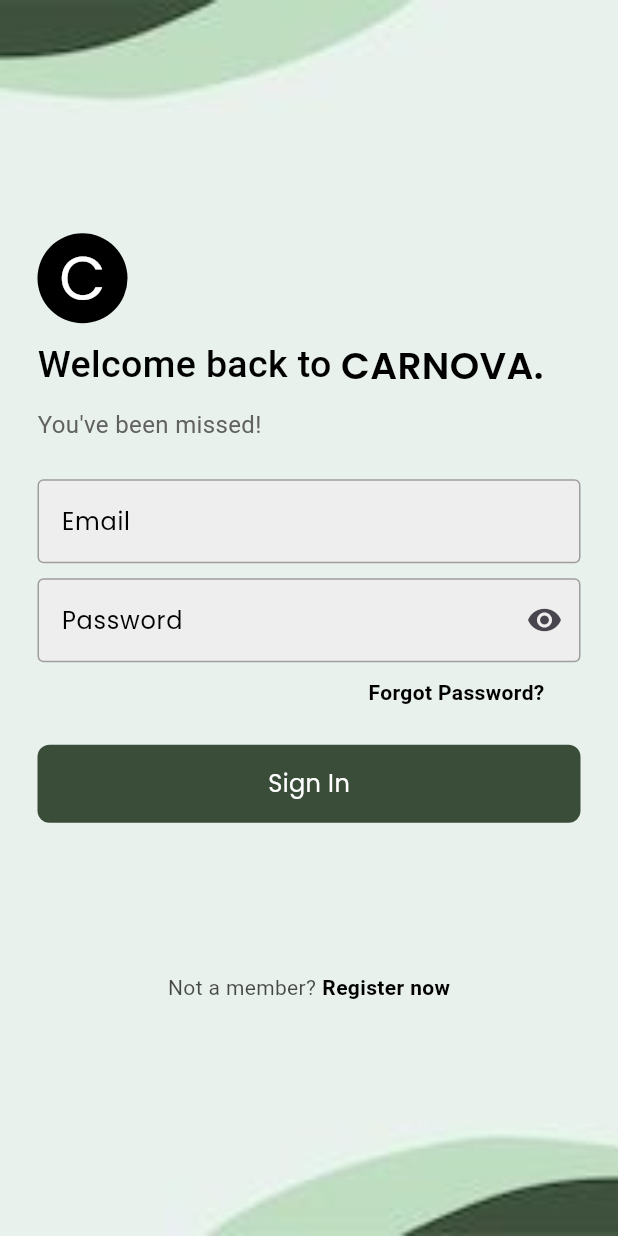
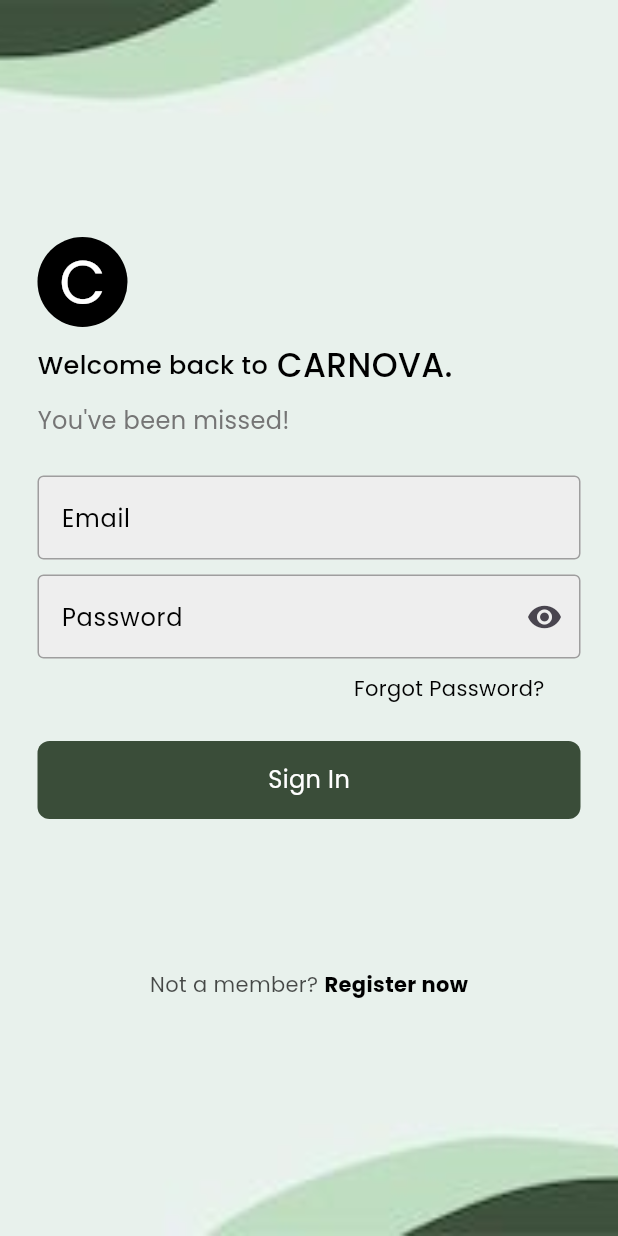
Before and after one commit to yaseeeeeeeeeeen/carnova_user, a Flutter app: the screen it shows after launch, on a phone screen of 412 x 824 dp. Run offline on Flutter 3.47's test engine with Material 3 defaults, Android fonts, the phone set to English and light mode, and no system bars; our stand-ins replace animated_custom_dropdown, bloc, cached_network_image, carousel_slider, contained_tab_bar_view, either_dart and 15 more; missing offline and left inert: dart:ffi, flutter_phone_direct_caller, maps_launcher, razorpay_flutter; accounts and stored records are empty.

```diff
--- a/lib/resources/api_urls/api_urls.dart
+++ b/lib/resources/api_urls/api_urls.dart
@@ -1,5 +1,6 @@
 class ApiUrls {
-  static const String baseUrl = "https://carnova.onrender.com";
+//  https://carnova.onrender.com
+  static const String baseUrl = "http://192.168.28.133:3000";
   static const String userUrl = "$baseUrl/user";
   static const String loginUrl = "$userUrl/login";
   static const String userdata = "$userUrl/getuser";
--- a/lib/resources/components/profie_screen/profile_screen_listtile.dart
+++ b/lib/resources/components/profie_screen/profile_screen_listtile.dart
@@ -4,7 +4,7 @@ import 'package:flutter/material.dart';
 // ignore: must_be_immutable
 class ProfileScreenListtile extends StatelessWidget {
   ProfileScreenListtile(
-      {super.key, required this.text, required this.isLogout,this.ontap});
+      {super.key, required this.text, required this.isLogout, required this.ontap});
   final String text;
   bool isLogout = false;
   void Function()? ontap;
--- a/lib/resources/constant/text_styles.dart
+++ b/lib/resources/constant/text_styles.dart
@@ -50,6 +50,11 @@ TextStyle tabcardtext1 = TextStyle(
     fontWeight: FontWeight.w500,
     fontFamily: "Poppins");
 
+TextStyle appName = TextStyle(
+    color: black,
+    fontSize: 22,
+    fontWeight: FontWeight.w500,
+    fontFamily: "Poppins");
 /////profie texts-----------
 ///
 TextStyle mailstyle = TextStyle(
@@ -104,15 +109,15 @@ TextStyle style1 = const TextStyle(
   fontWeight: FontWeight.w400,
 );
 
-TextStyle style5 = const TextStyle(
+TextStyle style5 =  TextStyle(
   fontFamily: "Poppins",
-  color: Colors.black,
+  color: black,
   fontSize: 16,
-  fontWeight: FontWeight.w600,
+  fontWeight: FontWeight.w500,
 );
-TextStyle style6 = const TextStyle(
+TextStyle style6 =  TextStyle(
   fontFamily: "Poppins",
-  color: Colors.black,
+  color: black,
   fontSize: 14,
   fontWeight: FontWeight.w500,
 );
@@ -138,8 +143,8 @@ TextStyle navbartitle = const TextStyle(
   fontSize: 15,
 );
 
-TextStyle changePasswordFont = const TextStyle(
-  color: Colors.black,
+TextStyle changePasswordFont =  TextStyle(
+  color: black,
   fontSize: 15,
   fontFamily: "Poppins",
 );
@@ -151,9 +156,15 @@ TextStyle paymentFailedTilteStyle = TextStyle(
   fontFamily: "Poppins",
 );
 
+TextStyle greyloginPage = TextStyle(
+  color: Colors.grey.shade600,
+  fontSize: 16,
+  fontFamily: "Poppins",
+);
+
 TextStyle greycolourNormal = const TextStyle(
   color: Colors.grey,
-  fontSize: 13,
+  fontSize: 11,
 );
 
 /////////// Cancle///////////////
@@ -168,6 +179,16 @@ TextStyle poppins600 = const TextStyle(
   fontFamily: "Poppins",
 );
 
+TextStyle boldPoppins =  TextStyle(
+  fontWeight: FontWeight.bold,
+  color: black,
+  fontFamily: "Poppins",
+);
+TextStyle black07 = TextStyle(
+  fontFamily: "Poppins",
+  color: black.withOpacity(0.7),
+);
+
 TextStyle style3 = GoogleFonts.montserrat(
     color: Colors.white, fontSize: 20, fontWeight: FontWeight.w500);
 TextStyle style4 = GoogleFonts.sofiaSans(
--- a/lib/view/login_signup/login_page.dart
+++ b/lib/view/login_signup/login_page.dart
@@ -2,6 +2,7 @@ import 'package:carnova_user/blocs/login/login_bloc.dart';
 import 'package:carnova_user/resources/components/textfields_and_buttons/loading_button.dart';
 import 'package:carnova_user/resources/components/textfields_and_buttons/my_textfield.dart';
 import 'package:carnova_user/resources/constant/colors_userside.dart';
+import 'package:carnova_user/resources/constant/text_styles.dart';
 import 'package:carnova_user/utils/bottom_nav_bar.dart';
 import 'package:carnova_user/utils/functions/permissions.dart';
 import 'package:carnova_user/utils/snack_bar.dart';
@@ -67,29 +68,20 @@ class _LoginScreenState extends State<LoginScreen> {
 
                             Row(
                               children: [
-                                const Text(
+                                Text(
                                   'Welcome back to',
-                                  style: TextStyle(
-                                      color: Colors.black,
-                                      fontSize: 25,
-                                      fontWeight: FontWeight.w500),
+                                  style: tabcardtext1,
                                 ),
                                 Text(
                                   ' CARNOVA.',
-                                  style: GoogleFonts.poppins(
-                                      color: black,
-                                      fontSize: 25,
-                                      fontWeight: FontWeight.w600),
+                                  style: appName,
                                 ),
                               ],
                             ),
                             const SizedBox(height: 10),
                             Text(
                               'You\'ve been missed!',
-                              style: TextStyle(
-                                color: Colors.grey[700],
-                                fontSize: 16,
-                              ),
+                              style: greyloginPage,
                             ),
 
                             const SizedBox(height: 25),
@@ -136,10 +128,7 @@ class _LoginScreenState extends State<LoginScreen> {
                                     },
                                     child: Text(
                                       'Forgot Password?',
-                                      style: TextStyle(
-                                        color: black,
-                                        fontWeight: FontWeight.w600,
-                                      ),
+                                      style: normalSizePoppins,
                                     ),
                                   ),
                                 ],
@@ -192,8 +181,7 @@ class _LoginScreenState extends State<LoginScreen> {
                                 children: [
                                   Text(
                                     'Not a member?',
-                                    style: TextStyle(
-                                        color: black.withOpacity(0.7)),
+                                    style: black07,
                                   ),
                                   const SizedBox(width: 4),
                                   GestureDetector(
@@ -206,16 +194,19 @@ class _LoginScreenState extends State<LoginScreen> {
                                         );
                                       },
                                       child: Text('Register now',
-                                          style: TextStyle(
-                                              color: black,
-                                              fontWeight: FontWeight.bold)))
+                                          style: boldPoppins))
                                 ])
                           ]),
                     ))))));
   }
 
   navigateToHome(context) async {
-    await Permissions().locationPermissionCheking(context);
+    Permissions permissions = Permissions();
+    await permissions.locationPermissionChecking(context);
+    await permissions.phoneCallPermissionChecking(context);
+    await permissions.galleryPermissionChecking(context);
+    await permissions.filesPermissionChecking(context);
+
     Navigator.of(context).pushAndRemoveUntil(
         MaterialPageRoute(builder: (context) => CustomNavBar()),
         (route) => false);
--- a/pubspec.yaml
+++ b/pubspec.yaml
@@ -53,6 +53,7 @@ dependencies:
   otp_text_field: ^1.1.3
   path: ^1.8.3
   path_provider: ^2.1.1
+  permission_handler: 11.0.1
   razorpay_flutter: ^1.3.5
   shared_preferences: ^2.2.2
   shimmer: ^3.0.0
```
Also changed, not shown: lib/resources/components/profie_screen/profile_tile_button.dart (+6 -4 lines), lib/utils/functions/permissions.dart (+67 -11 lines), lib/utils/profile_sheet.dart (+14 -8 lines), lib/view/login_signup/otp_verification.dart (+14 -5 lines), lib/view/profile/user_profile.dart (+19 -21 lines), pubspec.lock, 2 other files.
